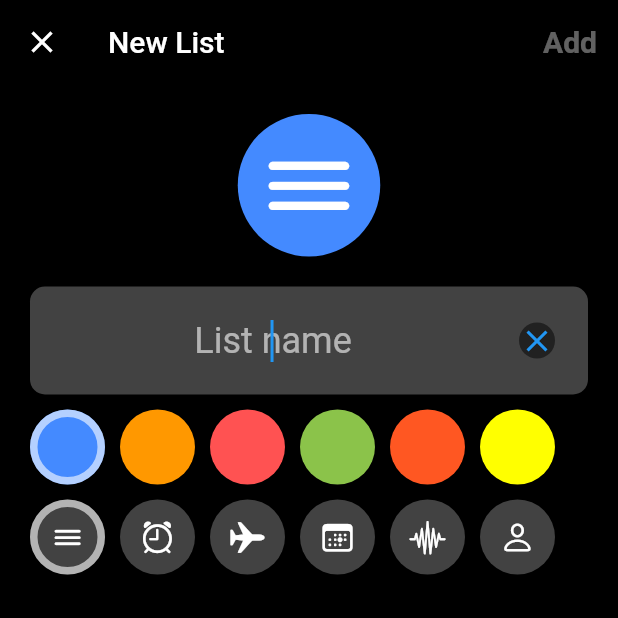
After one commit to ghana7989/remainder-app, a Flutter app: the screen it shows after launch, after a tap on "Add List", on a phone screen of 412 x 824 dp, the top half of it. The commit adds this screen. Run offline on Flutter 3.47's test engine with Material 2 defaults, Android fonts, the phone set to English and light mode, and no system bars.

Commit message:
adding add new list screen

```diff
--- a/lib/common/widgets/category_icon.dart
+++ b/lib/common/widgets/category_icon.dart
@@ -15,7 +15,6 @@ class CategoryIcon extends StatelessWidget {
       ),
       child: Icon(
         iconData,
-        color: Colors.white,
         size: 30,
       ),
     );
--- a/lib/main.dart
+++ b/lib/main.dart
@@ -1,11 +1,15 @@
+// ignore_for_file: deprecated_member_use
+
 import 'package:flutter/material.dart';
 import 'package:flutter/services.dart';
+import 'package:reminder/screens/add_list/add_list_screen.dart';
 import 'package:reminder/screens/home/home_screen.dart';
 
-void main() => runApp(const MyApp());
+void main() => runApp(MyApp());
 
 class MyApp extends StatelessWidget {
-  const MyApp({Key? key}) : super(key: key);
+  MyApp({Key? key}) : super(key: key);
+  final ThemeData theme = ThemeData();
 
   @override
   Widget build(BuildContext context) {
@@ -20,6 +24,7 @@ class MyApp extends StatelessWidget {
       initialRoute: "/",
       routes: {
         "/": (context) => HomeScreen(),
+        "/addList": (context) => AddListScreen()
       },
       theme: ThemeData(
         scaffoldBackgroundColor: Colors.black,
@@ -28,6 +33,19 @@ class MyApp extends StatelessWidget {
           elevation: 0,
         ),
         brightness: Brightness.dark,
+        iconTheme: IconThemeData(
+          color: Colors.white,
+        ),
+        accentColor: Colors.white,
+        textButtonTheme: TextButtonThemeData(
+          style: TextButton.styleFrom(
+            primary: Colors.blueAccent,
+            textStyle: TextStyle(
+              fontWeight: FontWeight.bold,
+              fontSize: 20,
+            ),
+          ),
+        ),
       ),
     );
   }
--- a/lib/models/category_collection.dart
+++ b/lib/models/category/category_collection.dart
@@ -3,7 +3,7 @@ import 'dart:collection';
 import 'package:flutter/cupertino.dart';
 import 'package:flutter/material.dart';
 import 'package:reminder/common/widgets/category_icon.dart';
-import 'package:reminder/models/category.dart';
+import 'package:reminder/models/category/category.dart';
 
 class CategoryCollection {
   final List<Category> _categories = [
--- /dev/null
+++ b/lib/models/common/custom_color.dart
@@ -0,0 +1,15 @@
+import 'package:flutter/cupertino.dart';
+
+import 'package:flutter/material.dart';
+
+class CustomColor {
+  String id;
+  Color color;
+  bool isSelected;
+
+  CustomColor({
+    required this.id,
+    required this.color,
+    this.isSelected = false,
+  });
+}
--- /dev/null
+++ b/lib/models/common/custom_color_collection.dart
@@ -0,0 +1,21 @@
+import 'dart:collection';
+
+import 'package:reminder/models/common/custom_color.dart';
+import 'package:flutter/material.dart';
+
+class CustomColorCollection {
+  final List<CustomColor> _colors = [
+    CustomColor(id: 'blue_accent', color: Colors.blueAccent),
+    CustomColor(id: 'orange', color: Colors.orange),
+    CustomColor(id: 'red_accent', color: Colors.redAccent),
+    CustomColor(id: 'light_green', color: Colors.lightGreen),
+    CustomColor(id: 'deep_orange', color: Colors.deepOrange),
+    CustomColor(id: 'yellow_accent', color: Colors.yellowAccent),
+  ];
+
+  UnmodifiableListView<CustomColor> get colors => UnmodifiableListView(_colors);
+
+  CustomColor findColorById(String id) {
+    return _colors.firstWhere((element) => element.id == id);
+  }
+}
--- /dev/null
+++ b/lib/models/common/custom_icon.dart
@@ -0,0 +1,11 @@
+import 'package:flutter/material.dart';
+
+class CustomIcon {
+  String id;
+  IconData icon;
+
+  CustomIcon({
+    required this.id,
+    required this.icon,
+  });
+}
--- /dev/null
+++ b/lib/models/common/custom_icon_collection.dart
@@ -0,0 +1,21 @@
+import 'dart:collection';
+
+import 'package:flutter/cupertino.dart';
+import 'package:reminder/models/common/custom_icon.dart';
+
+class CustomIconCollection {
+  final List<CustomIcon> _icons = [
+    CustomIcon(id: 'bars', icon: CupertinoIcons.bars),
+    CustomIcon(id: 'alarm', icon: CupertinoIcons.alarm),
+    CustomIcon(id: 'airplane', icon: CupertinoIcons.airplane),
+    CustomIcon(id: 'calendar_today', icon: CupertinoIcons.calendar_today),
+    CustomIcon(id: 'waveform_path', icon: CupertinoIcons.waveform_path),
+    CustomIcon(id: 'person', icon: CupertinoIcons.person),
+  ];
+
+  UnmodifiableListView<CustomIcon> get icons => UnmodifiableListView(_icons);
+
+  CustomIcon findIconById(String id) {
+    return _icons.firstWhere((element) => element.id == id);
+  }
+}
--- /dev/null
+++ b/lib/screens/add_list/add_list_screen.dart
@@ -0,0 +1,171 @@
+import 'package:flutter/material.dart';
+import 'package:reminder/models/common/custom_color.dart';
+import 'package:reminder/models/common/custom_color_collection.dart';
+import 'package:reminder/models/common/custom_icon.dart';
+import 'package:reminder/models/common/custom_icon_collection.dart';
+
+class AddListScreen extends StatefulWidget {
+  const AddListScreen({Key? key}) : super(key: key);
+
+  @override
+  State<AddListScreen> createState() => _AddListScreenState();
+}
+
+class _AddListScreenState extends State<AddListScreen> {
+  CustomColor _selectedColor = CustomColorCollection().colors.first;
+  CustomIcon _selectedIcon = CustomIconCollection().icons.first;
+  final TextEditingController _textController = TextEditingController();
+
+  String _listName = "";
+
+  @override
+  void initState() {
+    super.initState();
+    _textController.addListener(() {
+      setState(() {
+        _listName = _textController.text;
+      });
+    });
+  }
+
+  @override
+  Widget build(BuildContext context) {
+    return Scaffold(
+      appBar: AppBar(
+        title: Text('New List'),
+        actions: [
+          TextButton(
+            onPressed: _listName.isEmpty
+                ? null
+                : () {
+                    if (_textController.text.isNotEmpty) {
+                      Navigator.pop(context, _textController.text);
+                    }
+                  },
+            child: Text(
+              'Add',
+            ),
+          ),
+        ],
+      ),
+      body: SingleChildScrollView(
+        padding: EdgeInsets.all(20),
+        child: Column(
+          crossAxisAlignment: CrossAxisAlignment.stretch,
+          children: [
+            Container(
+              padding: EdgeInsets.all(10),
+              decoration: BoxDecoration(
+                shape: BoxShape.circle,
+                color: _selectedColor.color,
+              ),
+              child: Icon(
+                _selectedIcon.icon,
+                size: 75,
+              ),
+            ),
+            SizedBox(
+              height: 20,
+            ),
+            Container(
+              padding: EdgeInsets.all(10),
+              decoration: BoxDecoration(
+                color: Theme.of(context).cardColor,
+                borderRadius: BorderRadius.circular(10),
+              ),
+              child: TextField(
+                controller: _textController,
+                autofocus: true,
+                textAlign: TextAlign.center,
+                style: Theme.of(context).textTheme.headline5,
+                decoration: InputDecoration(
+                  border: InputBorder.none,
+                  hintText: 'List name',
+                  suffixIcon: IconButton(
+                    onPressed: () {
+                      _textController.clear();
+                    },
+                    icon: Container(
+                      decoration: BoxDecoration(
+                        shape: BoxShape.circle,
+                        color: Theme.of(context).primaryColor,
+                      ),
+                      child: Icon(Icons.clear),
+                    ),
+                  ),
+                ),
+              ),
+            ),
+            SizedBox(
+              height: 10,
+            ),
+            Wrap(
+              direction: Axis.horizontal,
+              spacing: 10,
+              runSpacing: 10,
+              children: [
+                for (final customColor in CustomColorCollection().colors)
+                  GestureDetector(
+                    onTap: () {
+                      setState(() {
+                        _selectedColor = customColor;
+                      });
+                    },
+                    child: Container(
+                      height: 50,
+                      width: 50,
+                      decoration: BoxDecoration(
+                        border: _selectedColor.id == customColor.id
+                            ? Border.all(
+                                color: Colors.white60,
+                                width: 5,
+                              )
+                            : null,
+                        shape: BoxShape.circle,
+                        color: customColor.color,
+                      ),
+                    ),
+                  )
+              ],
+            ),
+            SizedBox(
+              height: 10,
+            ),
+            Wrap(
+              direction: Axis.horizontal,
+              spacing: 10,
+              runSpacing: 10,
+              children: [
+                for (final customIcon in CustomIconCollection().icons)
+                  GestureDetector(
+                    onTap: () {
+                      setState(() {
+                        _selectedIcon = customIcon;
+                      });
+                    },
+                    child: Container(
+                      height: 50,
+                      width: 50,
+                      decoration: BoxDecoration(
+                        shape: BoxShape.circle,
+                        color: Theme.of(context).cardColor,
+                        border: _selectedIcon.id == customIcon.id
+                            ? Border.all(
+                                color: Colors.white60,
+                                width: 5,
+                              )
+                            : null,
+                      ),
+                      child: Icon(
+                        customIcon.icon,
+                      ),
+                    ),
+                  )
+              ],
+            ),
+          ],
+        ),
+      ),
+    );
+  }
+}
--- a/lib/screens/home/footer.dart
+++ b/lib/screens/home/footer.dart
@@ -1,4 +1,5 @@
 import 'package:flutter/material.dart';
+import 'package:reminder/screens/add_list/add_list_screen.dart';
 
 class Footer extends StatelessWidget {
   const Footer({
@@ -18,7 +19,15 @@ class Footer extends StatelessWidget {
             onPressed: () {},
           ),
           TextButton(
-            onPressed: () {},
+            onPressed: () {
+              Navigator.push(
+                context,
+                MaterialPageRoute(
+                  builder: (context) => AddListScreen(),
+                  fullscreenDialog: true,
+                ),
+              );
+            },
             child: Text("Add List"),
           ),
         ],
--- a/lib/screens/home/grid_view_items.dart
+++ b/lib/screens/home/grid_view_items.dart
@@ -1,5 +1,5 @@
 import 'package:flutter/material.dart';
-import 'package:reminder/models/category.dart';
+import 'package:reminder/models/category/category.dart';
 
 class GridViewItems extends StatelessWidget {
   const GridViewItems({
@@ -35,15 +35,15 @@ class GridViewItems extends StatelessWidget {
                       mainAxisAlignment: MainAxisAlignment.spaceBetween,
                       children: [
                         category.icon,
-                        Text("0"),
+                        Text(
+                          "0",
+                          style: Theme.of(context).textTheme.headline6,
+                        ),
                       ],
                     ),
                     Text(
                       category.name,
-                      style: TextStyle(
-                        color: Colors.white,
-                        fontSize: 20,
-                      ),
+                      style: Theme.of(context).textTheme.headline5,
                     ),
                   ],
                 ),
--- a/lib/screens/home/home_screen.dart
+++ b/lib/screens/home/home_screen.dart
@@ -1,5 +1,5 @@
 import 'package:flutter/material.dart';
-import 'package:reminder/models/category_collection.dart';
+import 'package:reminder/models/category/category_collection.dart';
 import 'package:reminder/screens/home/footer.dart';
 import 'package:reminder/screens/home/grid_view_items.dart';
 import 'package:reminder/screens/home/list_view_items.dart';
@@ -16,6 +16,8 @@ enum LayoutType {
 
 class _HomeScreenState extends State<HomeScreen> {
   CategoryCollection categoryCollection = CategoryCollection();
+// print the categories in the console
+
   String layoutType = LayoutType.grid.toString();
 
   @override
@@ -37,7 +39,6 @@ class _HomeScreenState extends State<HomeScreen> {
             },
             child: Text(
               layoutType == LayoutType.grid.toString() ? "Edit" : 'Done',
-              style: TextStyle(color: Colors.white),
             ),
           ),
         ],
--- a/lib/screens/home/list_view_items.dart
+++ b/lib/screens/home/list_view_items.dart
@@ -1,5 +1,5 @@
 import 'package:flutter/material.dart';
-import 'package:reminder/models/category_collection.dart';
+import 'package:reminder/models/category/category_collection.dart';
 
 const LIST_VIEW_HEIGHT = 70.0;
 
```
Also changed, not shown: lib/models/category/category.dart (renamed from lib/models/category.dart), 1 other file.
